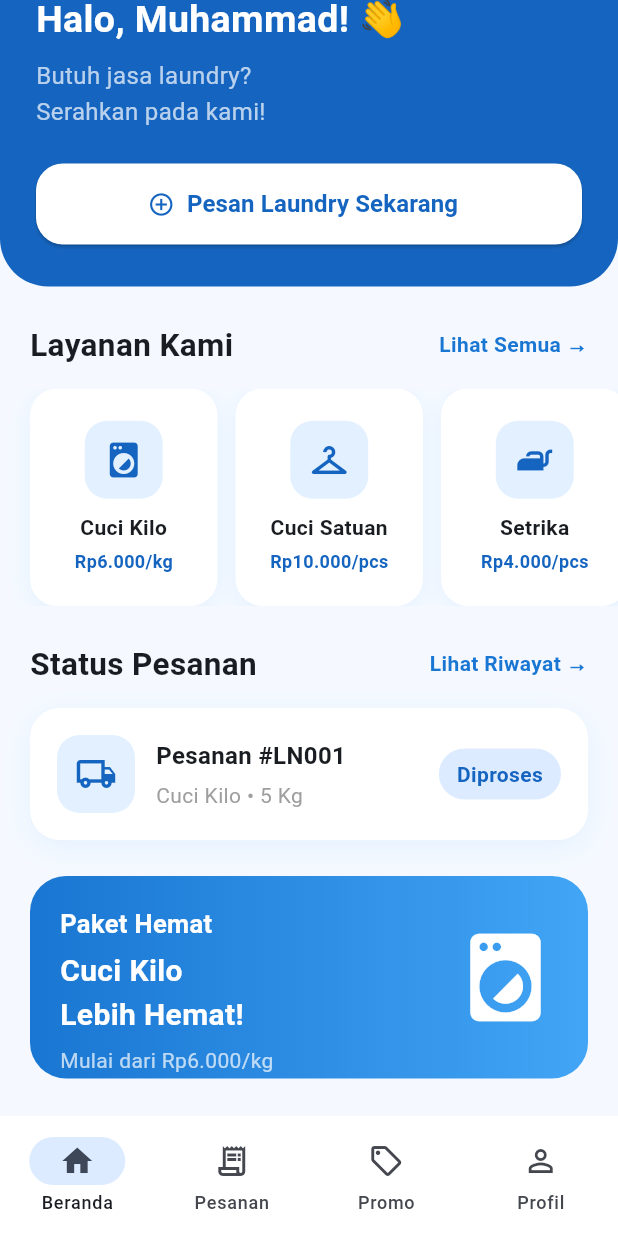
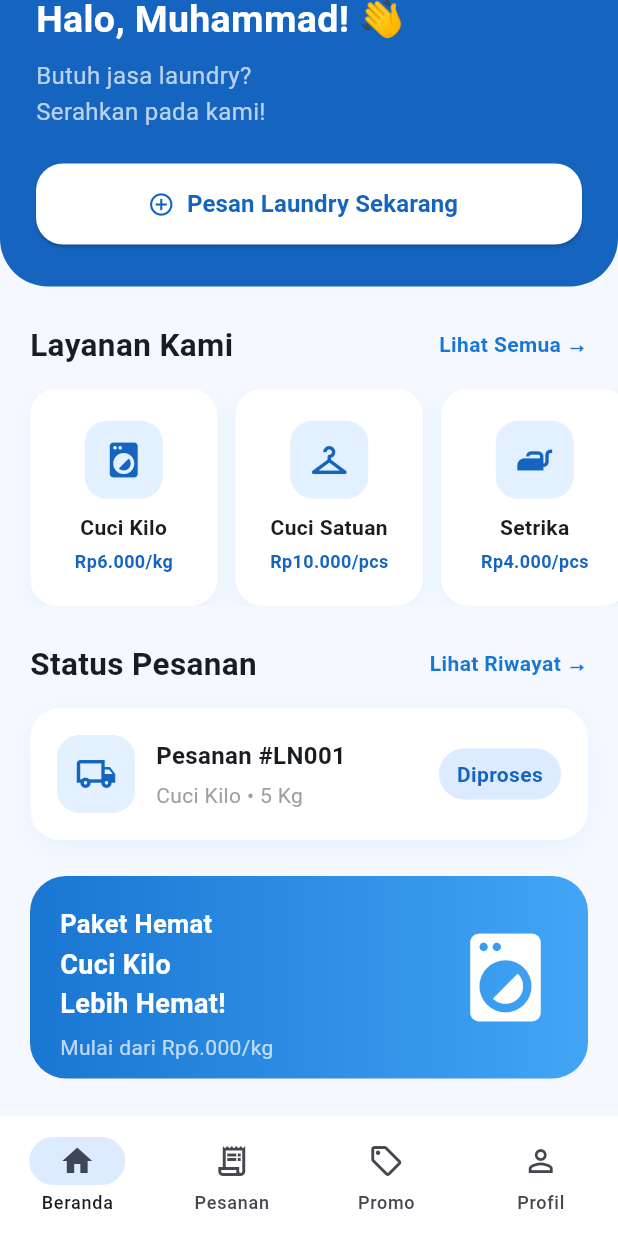
Before and after one commit to Pratamanh/Laundryin, a Flutter app: the screen it shows after launch, scrolled down 105 dp, on a phone screen of 412 x 824 dp. Run offline on Flutter 3.47's test engine with Material 3 defaults, Android fonts, the phone set to English and light mode, and no system bars; Roboto replaces fonts that are missing (Arial).

Commit message:
tambah screenshot aplikasi

```diff
--- a/lib/main.dart
+++ b/lib/main.dart
@@ -401,12 +401,12 @@ class HomePage extends StatelessWidget {
                             fontWeight: FontWeight.bold,
                           ),
                         ),
-                        SizedBox(height: 5),
+                        SizedBox(height: 2),
                         Text(
                           'Cuci Kilo\nLebih Hemat!',
                           style: TextStyle(
                             color: Colors.white,
-                            fontSize: 20,
+                            fontSize: 18,
                             fontWeight: FontWeight.bold,
                           ),
                         ),
```
Also changed, not shown: Screenshot-Beranda.png (added), Screenshot-Pesanan.png (added), Screenshot-Profil.png (added), Screenshot-Promo.png (added), Screenshot-Riwayat.png (added), 1 other file.
